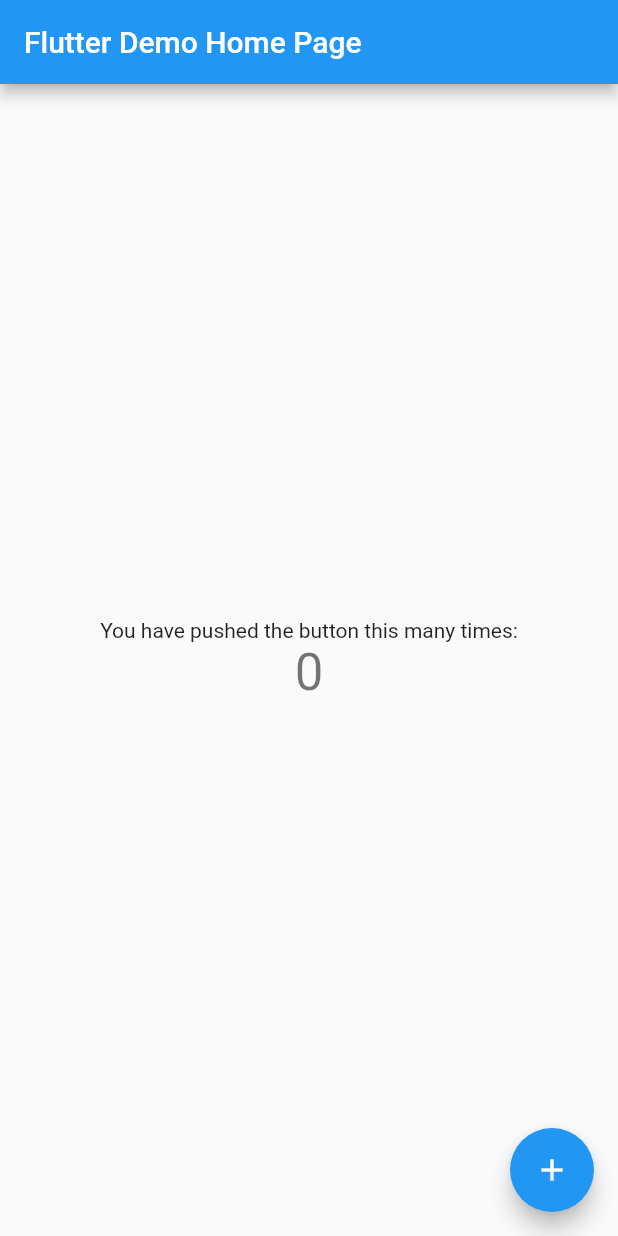
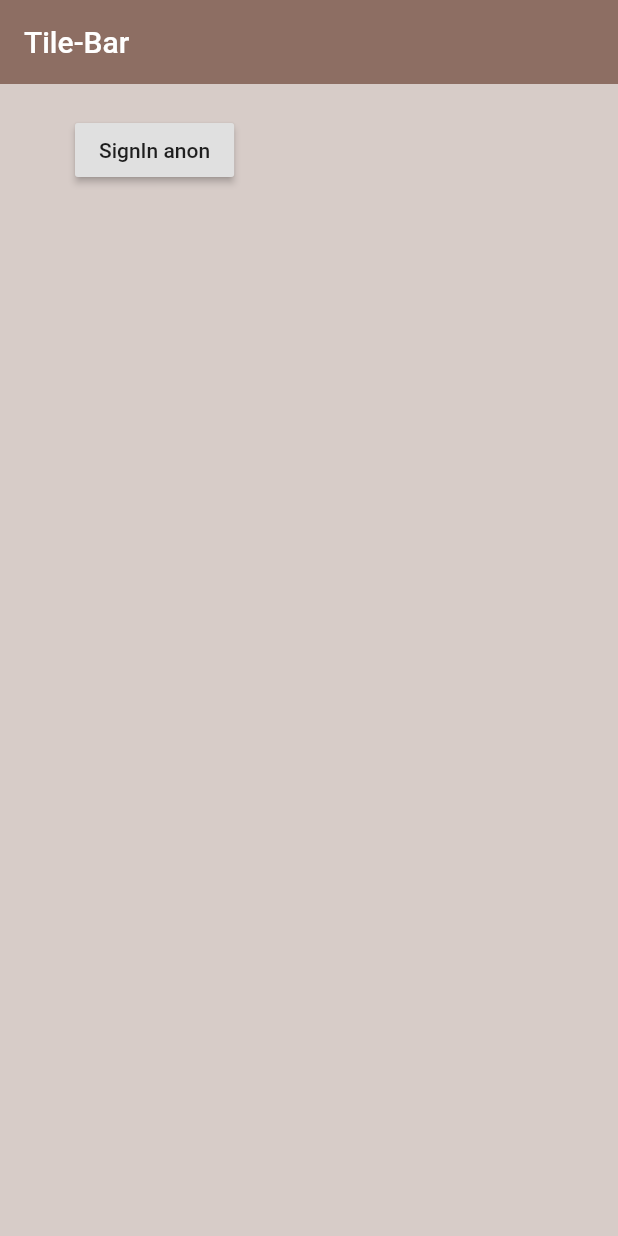
Before and after one commit to singh-yashwant/reconnect, a Flutter app: the screen it shows after launch, on a phone screen of 412 x 824 dp. Run offline on Flutter 3.47's test engine with Material 2 defaults, Android fonts, the phone set to English and light mode, and no system bars; our stand-ins replace firebase_auth; accounts and stored records are empty.

Commit message:
added anonymus sign in method

```diff
--- a/lib/main.dart
+++ b/lib/main.dart
@@ -1,4 +1,5 @@
 import 'package:flutter/material.dart';
+import 'package:reconnect/screens/wrapper.dart';
 
 void main() => runApp(MyApp());
 
@@ -7,105 +8,7 @@ class MyApp extends StatelessWidget {
   @override
   Widget build(BuildContext context) {
     return MaterialApp(
-      title: 'Flutter Demo',
-      theme: ThemeData(
-        // This is the theme of your application.
-        //
-        // Try running your application with "flutter run". You'll s11111ee the
-        // application has a blue toolbar. Then, without quitting the app, try
-        // changing the primarySwatch below to Colors.green and then invoke
-        // "hot reload" (press "r" in the console where you ran "flutter run",
-        // or simply save your changes to "hot reload" in a Flutter IDE).
-        // Notice that the counter didn't reset back to zero; the application
-        // is not restarted.
-        primarySwatch: Colors.blue,
-      ),
-      home: MyHomePage(title: 'Flutter Demo Home Page'),
+      home: Wrapper(),
     );
   }
 }
-
-class MyHomePage extends StatefulWidget {
-  MyHomePage({Key key, this.title}) : super(key: key);
-
-  // This widget is the home page of your application. It is stateful, meaning
-  // that it has a State object (defined below) that contains fields that affect
-  // how it looks.
-
-  // This class is the configuration for the state. It holds the values (in this
-  // case the title) provided by the parent (in this case the App widget) and
-  // used by the build method of the State. Fields in a Widget subclass are
-  // always marked "final".
-
-  final String title;
-
-  @override
-  _MyHomePageState createState() => _MyHomePageState();
-}
-
-class _MyHomePageState extends State<MyHomePage> {
-  int _counter = 0;
-
-  void _incrementCounter() {
-    setState(() {
-      // This call to setState tells the Flutter framework that something has
-      // changed in this State, which causes it to rerun the build method below
-      // so that the display can reflect the updated values. If we changed
-      // _counter without calling setState(), then the build method would not be
-      // called again, and so nothing would appear to happen.
-      _counter++;
-    });
-  }
-
-  @override
-  Widget build(BuildContext context) {
-    // This method is rerun every time setState is called, for instance as done
-    // by the _incrementCounter method above.
-    //
-    // The Flutter framework has been optimized to make rerunning build methods
-    // fast, so that you can just rebuild anything that needs updating rather
-    // than having to individually change instances of widgets.
-    return Scaffold(
-      appBar: AppBar(
-        // Here we take the value from the MyHomePage object that was created by
-        // the App.build method, and use it to set our appbar title.
-        title: Text(widget.title),
-      ),
-      body: Center(
-        // Center is a layout widget. It takes a single child and positions it
-        // in the middle of the parent.
-        child: Column(
-          // Column is also a layout widget. It takes a list of children and
-          // arranges them vertically. By default, it sizes itself to fit its
-          // children horizontally, and tries to be as tall as its parent.
-          //
-          // Invoke "debug painting" (press "p" in the console, choose the
-          // "Toggle Debug Paint" action from the Flutter Inspector in Android
-          // Studio, or the "Toggle Debug Paint" command in Visual Studio Code)
-          // to see the wireframe for each widget.
-          //
-          // Column has various properties to control how it sizes itself and
-          // how it positions its children. Here we use mainAxisAlignment to
-          // center the children vertically; the main axis here is the vertical
-          // axis because Columns are vertical (the cross axis would be
-          // horizontal).
-          mainAxisAlignment: MainAxisAlignment.center,
-          children: <Widget>[
-            Text(
-              'You have pushed the button this many times:',
-            ),
-            Text(
-              '$_counter',
-              style: Theme.of(context).textTheme.display1,
-            ),
-          ],
-        ),
-      ),
-      floatingActionButton: FloatingActionButton(
-        onPressed: _incrementCounter,
-        tooltip: 'Increment',
-        child: Icon(Icons.add),
-      ), // This trailing comma makes auto-formatting nicer for build methods.
-    );
-  }
-}
--- /dev/null
+++ b/lib/screens/authenticate/authenticate.dart
@@ -0,0 +1,16 @@
+import 'package:flutter/material.dart';
+import 'package:reconnect/screens/authenticate/sign_in.dart';
+
+class Authenticate extends StatefulWidget {
+  @override
+  _AuthenticateState createState() => _AuthenticateState();
+}
+
+class _AuthenticateState extends State<Authenticate> {
+  @override
+  Widget build(BuildContext context) {
+    return Container(
+			child: SignIn(),
+		);
+  }
+}
--- /dev/null
+++ b/lib/screens/authenticate/sign_in.dart
@@ -0,0 +1,40 @@
+import 'package:flutter/material.dart';
+import 'package:reconnect/services/auth.dart';
+
+class SignIn extends StatefulWidget {
+  @override
+  _SignInState createState() => _SignInState();
+}
+
+class _SignInState extends State<SignIn> {
+
+  final AuthService _auth = AuthService();
+
+  @override
+  Widget build(BuildContext context) {
+    return Scaffold(
+      backgroundColor: Colors.brown[100],
+      appBar: AppBar(
+        backgroundColor: Colors.brown[400],
+        elevation: 0.0,
+        title: Text("Tile-Bar"),
+      ),
+      body: Container(
+        padding: EdgeInsets.symmetric(horizontal: 50, vertical: 20),
+        child: RaisedButton(
+          child: Text("SignIn anon"),
+          onPressed: () async {
+            dynamic result = await _auth.signInAnon();
+            if (result == null) {
+              print("error sign in ");
+            }
+            else {
+              print("sign in successful");
+              print(result);
+            }
+          },
+        ),
+      ),
+    );
+  }
+}
--- /dev/null
+++ b/lib/screens/wrapper.dart
@@ -0,0 +1,12 @@
+import 'package:flutter/material.dart';
+import 'package:reconnect/screens/authenticate/authenticate.dart';
+import 'package:reconnect/screens/home/home.dart';
+
+class Wrapper extends StatelessWidget {
+  @override
+  Widget build(BuildContext context) {
+
+  	// return either home or authenticate widget
+  	return Authenticate();
+  }
+}
```
Also changed, not shown: lib/screens/home/home.dart (added, +10 -0 lines), lib/services/auth.dart (added, +25 -0 lines).
